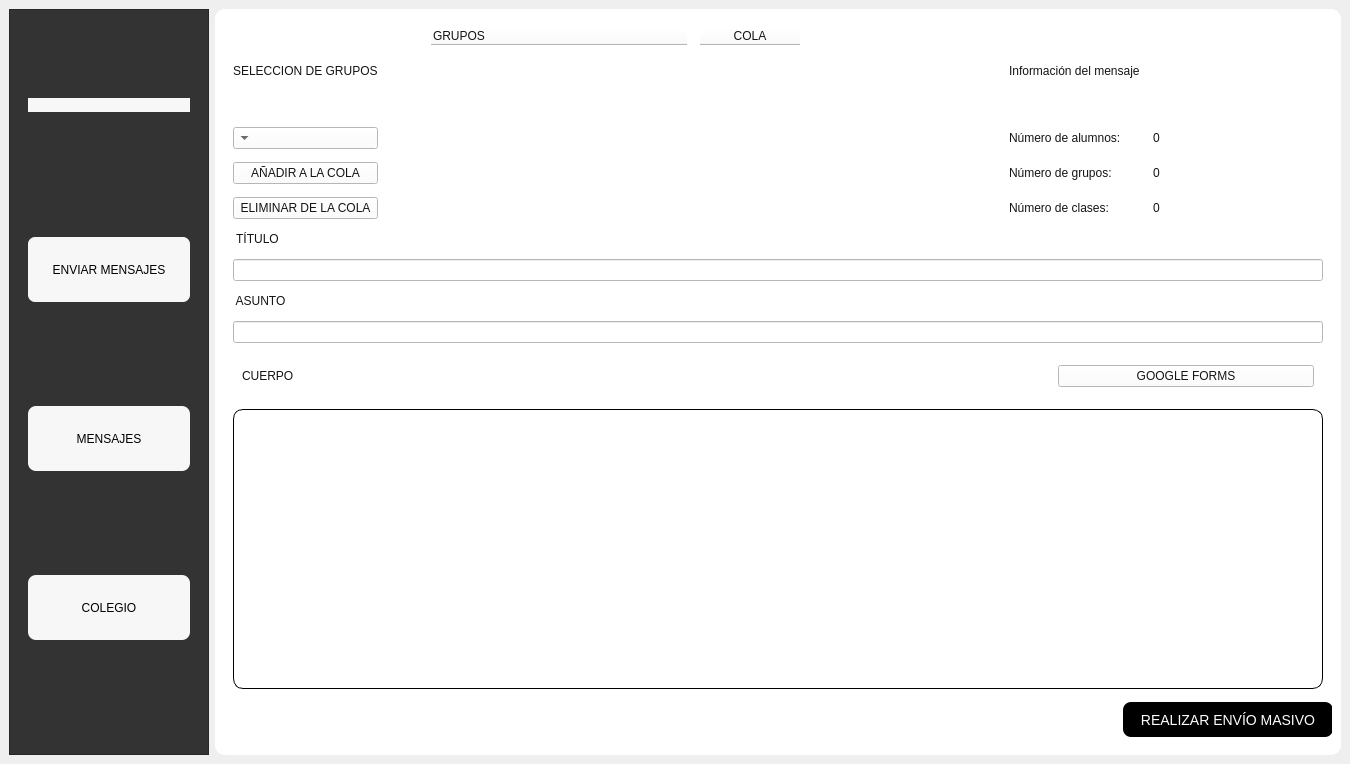
First picture: the form in Presentacion/UI_Files/UI_menu2.ui, repository eduardez/SISINT, before the edit.
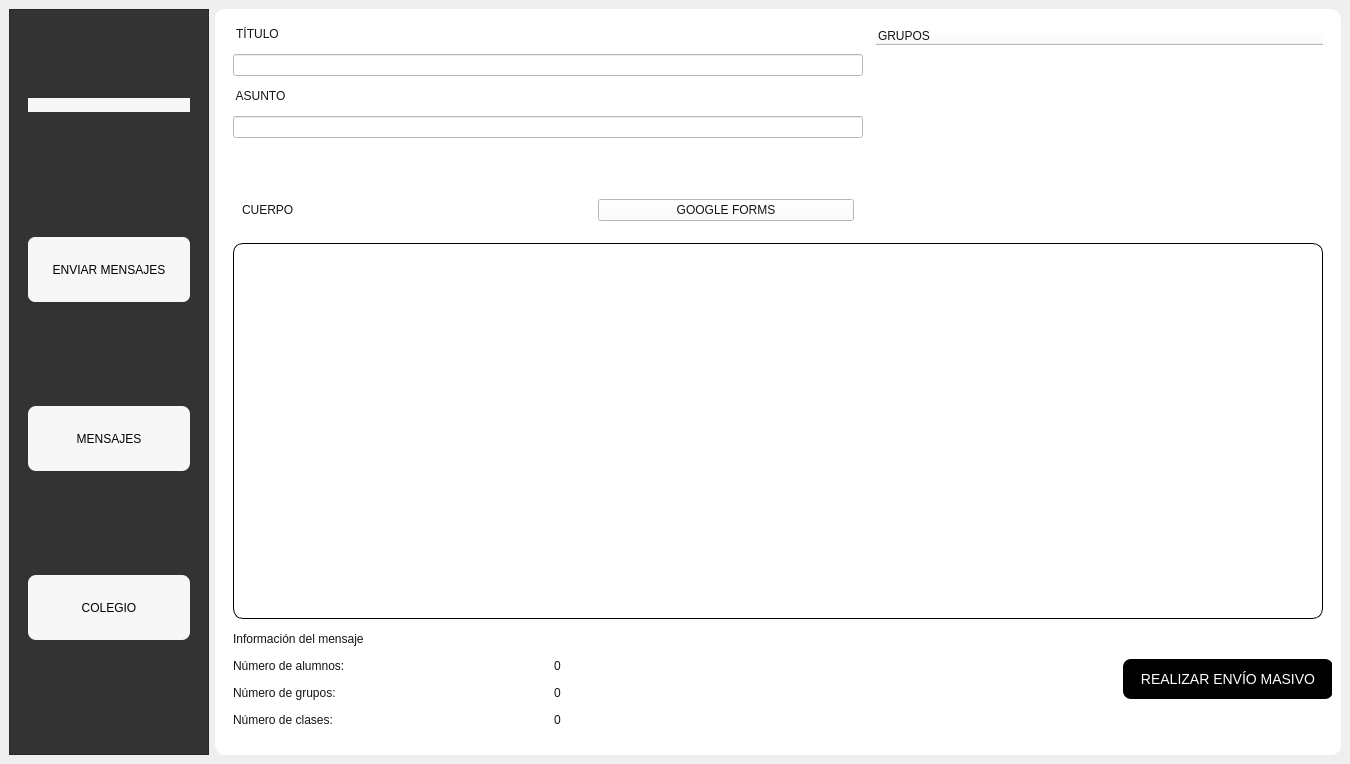
Second picture: the form after the edit. The open tabs and pages were chosen to show the change. Icons and pictures are not drawn.

Diff of the .ui file:
```diff
--- a/Presentacion/UI_Files/UI_menu2.ui
+++ b/Presentacion/UI_Files/UI_menu2.ui
@@ -423,7 +423,7 @@
        <enum>QFrame::StyledPanel</enum>
       </property>
       <property name="frameShadow">
-       <enum>QFrame::Raised</enum>
+       <enum>QFrame::Plain</enum>
       </property>
       <layout class="QVBoxLayout" name="verticalLayout_6">
        <item>
@@ -455,138 +455,65 @@
             <number>13</number>
            </property>
            <item>
-            <layout class="QGridLayout" name="seleccion_grupos" rowstretch="0,0,0,0,0" columnstretch="50,0,0,0,0,0,0">
-             <item row="2" column="6">
-              <widget class="QComboBox" name="cb_grupo"/>
-             </item>
-             <item row="3" column="6">
-              <widget class="QPushButton" name="btn_addcola">
+            <layout class="QGridLayout" name="gridLayout_4">
+             <property name="bottomMargin">
+              <number>10</number>
+             </property>
+             <item row="7" column="1">
+              <layout class="QGridLayout" name="gridLayout_5">
+               <item row="0" column="1">
+                <widget class="QLabel" name="Info_mensaje">
                <property name="text">
-                <string>AÑADIR A LA COLA</string>
+                  <string>Información del mensaje</string>
                </property>
               </widget>
              </item>
-             <item row="2" column="1">
+               <item row="1" column="1">
               <widget class="QLabel" name="lbl_n_alumnos">
                <property name="text">
                 <string>Número de alumnos:</string>
                </property>
               </widget>
              </item>
-             <item row="4" column="0">
-              <widget class="QLabel" name="txt_n_clases">
+               <item row="2" column="1">
+                <widget class="QLabel" name="lbl_n_grupos">
                <property name="text">
-                <string>0</string>
+                  <string>Número de grupos: </string>
                </property>
               </widget>
              </item>
-             <item row="1" column="5" rowspan="4">
-              <spacer name="horizontalSpacer_5">
-               <property name="orientation">
-                <enum>Qt::Horizontal</enum>
-               </property>
-               <property name="sizeHint" stdset="0">
-                <size>
-                 <width>40</width>
-                 <height>20</height>
-                </size>
-               </property>
-              </spacer>
-             </item>
-             <item row="3" column="0">
+               <item row="2" column="0">
               <widget class="QLabel" name="txt_n_grupos">
                <property name="text">
                 <string>0</string>
                </property>
               </widget>
              </item>
-             <item row="1" column="6">
-              <widget class="QLabel" name="label_8">
-               <property name="text">
-                <string>SELECCION DE GRUPOS</string>
-               </property>
-              </widget>
-             </item>
-             <item row="1" column="3" rowspan="4">
-              <widget class="QTableWidget" name="tbl_cola">
-               <property name="layoutDirection">
-                <enum>Qt::LeftToRight</enum>
-               </property>
-               <property name="editTriggers">
-                <set>QAbstractItemView::AnyKeyPressed|QAbstractItemView::DoubleClicked|QAbstractItemView::EditKeyPressed</set>
-               </property>
-               <column>
-                <property name="text">
-                 <string>COLA</string>
-                </property>
-               </column>
-              </widget>
-             </item>
-             <item row="2" column="0">
+               <item row="1" column="0">
               <widget class="QLabel" name="txt_n_alumnos">
                <property name="text">
                 <string>0</string>
                </property>
               </widget>
              </item>
-             <item row="1" column="1">
-              <widget class="QLabel" name="Info_mensaje">
-               <property name="text">
-                <string>Información del mensaje</string>
-               </property>
-              </widget>
-             </item>
              <item row="3" column="1">
-              <widget class="QLabel" name="lbl_n_grupos">
-               <property name="text">
-                <string>Número de grupos: </string>
-               </property>
-              </widget>
-             </item>
-             <item row="4" column="6">
-              <widget class="QPushButton" name="btn_remcola">
-               <property name="text">
-                <string>ELIMINAR DE LA COLA</string>
-               </property>
-              </widget>
-             </item>
-             <item row="1" column="2" rowspan="4">
-              <spacer name="horizontalSpacer_6">
-               <property name="orientation">
-                <enum>Qt::Horizontal</enum>
-               </property>
-               <property name="sizeHint" stdset="0">
-                <size>
-                 <width>40</width>
-                 <height>20</height>
-                </size>
-               </property>
-              </spacer>
-             </item>
-             <item row="1" column="4" rowspan="4">
-              <widget class="QTreeWidget" name="treeGrupos">
-               <property name="layoutDirection">
-                <enum>Qt::LeftToRight</enum>
-               </property>
-               <property name="columnCount">
-                <number>1</number>
-               </property>
-               <column>
-                <property name="text">
-                 <string>GRUPOS</string>
-                </property>
-               </column>
-              </widget>
-             </item>
-             <item row="4" column="1">
               <widget class="QLabel" name="lbl_n_clases">
                <property name="text">
                 <string>Número de clases:</string>
                </property>
               </widget>
              </item>
-            </layout>
-           </item>
+               <item row="3" column="0">
+                <widget class="QLabel" name="txt_n_clases">
+                 <property name="text">
+                  <string>0</string>
+                 </property>
+                </widget>
+               </item>
+              </layout>
+             </item>
+             <item row="1" column="1">
+              <layout class="QVBoxLayout" name="verticalLayout_13">
            <item>
             <widget class="QLabel" name="lbl_titulo">
              <property name="maximumSize">
@@ -633,7 +560,9 @@
              </property>
             </widget>
            </item>
-           <item>
+              </layout>
+             </item>
+             <item row="5" column="1">
             <widget class="QFrame" name="frame">
              <property name="sizePolicy">
               <sizepolicy hsizetype="Expanding" vsizetype="Preferred">
@@ -856,7 +785,28 @@
              </layout>
             </widget>
            </item>
-           <item>
+             <item row="1" column="0" rowspan="5">
+              <widget class="QTreeWidget" name="treeGrupos">
+               <property name="layoutDirection">
+                <enum>Qt::LeftToRight</enum>
+               </property>
+               <property name="frameShape">
+                <enum>QFrame::Box</enum>
+               </property>
+               <property name="frameShadow">
+                <enum>QFrame::Plain</enum>
+               </property>
+               <property name="columnCount">
+                <number>1</number>
+               </property>
+               <column>
+                <property name="text">
+                 <string>GRUPOS</string>
+                </property>
+               </column>
+              </widget>
+             </item>
+             <item row="6" column="0" colspan="2">
             <widget class="QTextEdit" name="le_cuerpo">
              <property name="styleSheet">
               <string notr="true">background:white;
@@ -865,7 +815,7 @@
              </property>
             </widget>
            </item>
-           <item>
+             <item row="7" column="0">
             <widget class="QPushButton" name="btn_masivo">
              <property name="minimumSize">
               <size>
@@ -908,6 +858,8 @@
             </widget>
            </item>
           </layout>
+           </item>
+          </layout>
          </widget>
          <widget class="QWidget" name="sw_mensajes">
           <layout class="QVBoxLayout" name="verticalLayout_8" stretch="0,0">
```
Left out of the diff: 53 changed lines with no effect on the pictures. Lines whose indentation alone changed are shown as unchanged.
